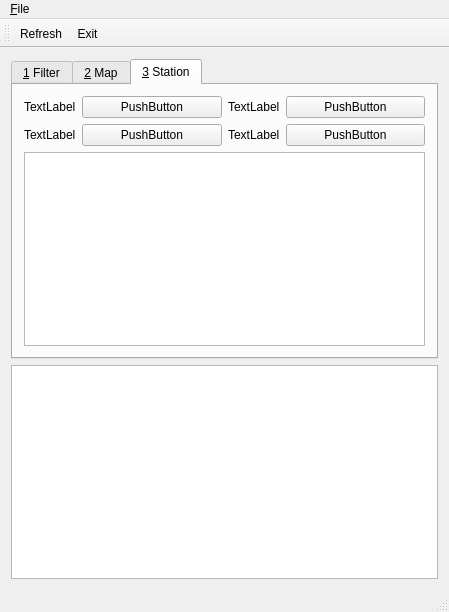
Qt form provamimainwindow.ui (ARPA-SIMC/provami) before a commit.
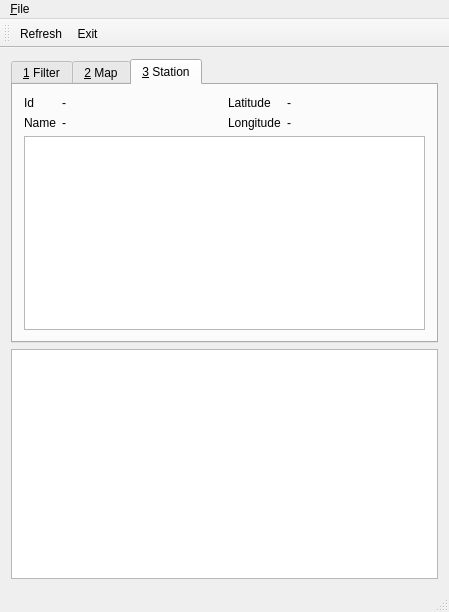
The same form after that commit. The open tabs and pages were chosen to show the change. Custom widgets are drawn as their Qt base class.

```diff
--- a/provamimainwindow.ui
+++ b/provamimainwindow.ui
@@ -217,31 +217,31 @@
               <property name="fieldGrowthPolicy">
                <enum>QFormLayout::AllNonFixedFieldsGrow</enum>
               </property>
-              <item row="2" column="1">
-               <widget class="QPushButton" name="pushButton_2">
+              <item row="0" column="1">
+               <widget class="QLabel" name="cur_st_id">
                 <property name="text">
-                 <string>PushButton</string>
+                 <string>-</string>
                 </property>
                </widget>
               </item>
-              <item row="1" column="1">
-               <widget class="QPushButton" name="pushButton_6">
-                <property name="text">
-                 <string>PushButton</string>
-                </property>
-               </widget>
-              </item>
-              <item row="1" column="0">
+              <item row="0" column="0">
                <widget class="QLabel" name="label_10">
                 <property name="text">
-                 <string>TextLabel</string>
+                 <string>Id</string>
                 </property>
                </widget>
               </item>
-              <item row="2" column="0">
+              <item row="1" column="1">
+               <widget class="QLabel" name="cur_st_name">
+                <property name="text">
+                 <string>-</string>
+                </property>
+               </widget>
+              </item>
+              <item row="1" column="0">
                <widget class="QLabel" name="label_12">
                 <property name="text">
-                 <string>TextLabel</string>
+                 <string>Name</string>
                 </property>
                </widget>
               </item>
@@ -249,31 +249,31 @@
             </item>
             <item>
              <layout class="QFormLayout" name="formLayout_4">
-              <item row="1" column="1">
-               <widget class="QPushButton" name="pushButton_3">
-                <property name="text">
-                 <string>PushButton</string>
-                </property>
-               </widget>
-              </item>
-              <item row="0" column="1">
-               <widget class="QPushButton" name="pushButton_5">
-                <property name="text">
-                 <string>PushButton</string>
-                </property>
-               </widget>
-              </item>
               <item row="0" column="0">
                <widget class="QLabel" name="label_13">
                 <property name="text">
-                 <string>TextLabel</string>
+                 <string>Latitude</string>
                 </property>
                </widget>
               </item>
               <item row="1" column="0">
                <widget class="QLabel" name="label_14">
                 <property name="text">
-                 <string>TextLabel</string>
+                 <string>Longitude</string>
+                </property>
+               </widget>
+              </item>
+              <item row="0" column="1">
+               <widget class="QLabel" name="cur_st_lat">
+                <property name="text">
+                 <string>-</string>
+                </property>
+               </widget>
+              </item>
+              <item row="1" column="1">
+               <widget class="QLabel" name="cur_st_lon">
+                <property name="text">
+                 <string>-</string>
                 </property>
                </widget>
               </item>
```
Left out of the diff: 2 changed lines with no effect on the pictures.
